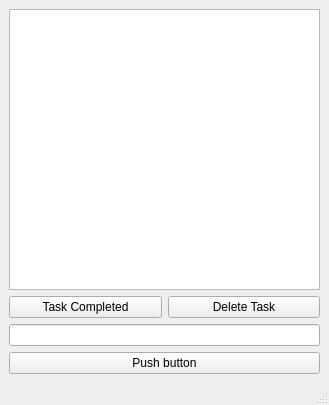
Qt form src/ui/tasks.ui (kun-codes/pomodoro-task-app.py) before a commit.
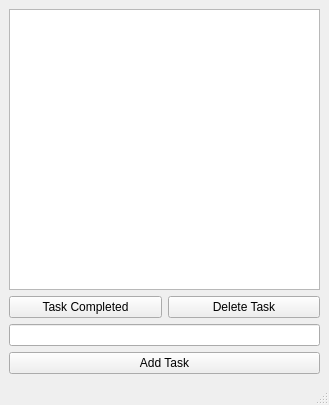
The same form after that commit. Custom widgets are drawn as their Qt base class.

Commit message: Change text of add to task list button

Patch:
```diff
--- a/src/ui/tasks.ui
+++ b/src/ui/tasks.ui
@@ -42,7 +42,7 @@
     <item>
      <widget class="PushButton" name="addButton">
       <property name="text">
-       <string>Push button</string>
+       <string>Add Task</string>
       </property>
      </widget>
     </item>
```
The commit also changes 1 other file.
